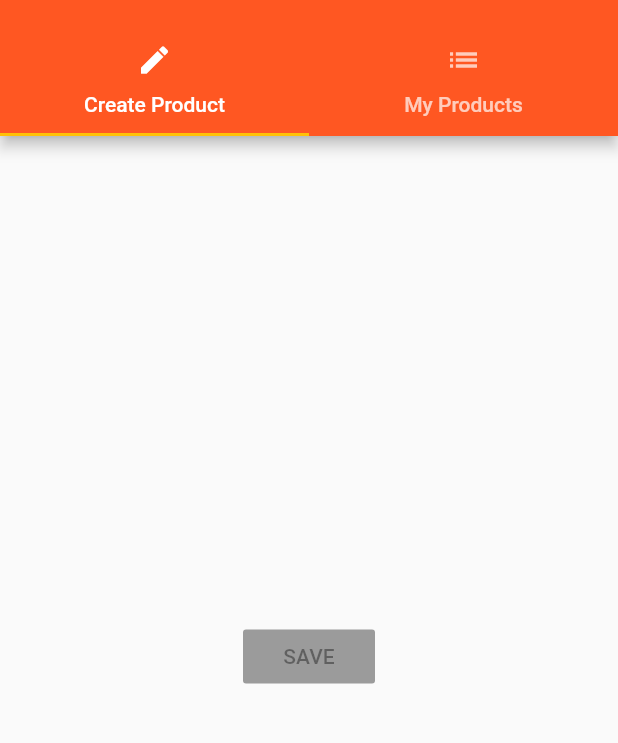
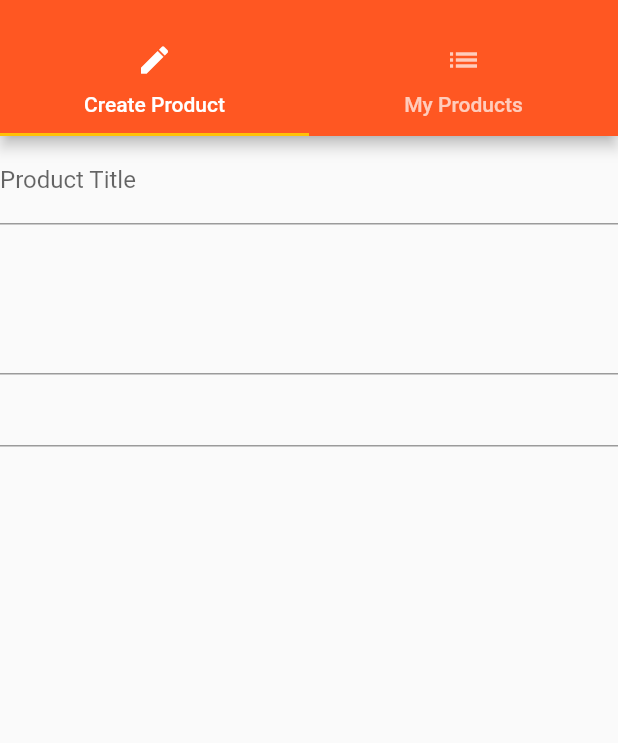
Before and after one commit to jar0m1r/flutplayground, a Flutter app: the ProductsAdminPage screen opened by its route, on a phone screen of 412 x 824 dp, the part 59-802 px from its top. Run offline on Flutter 3.47's test engine with Material 2 defaults, Android fonts, the phone set to English and light mode, and no system bars.

Commit message:
Add Product Create Page Fields

```diff
--- a/lib/pages/product_create.dart
+++ b/lib/pages/product_create.dart
@@ -1,23 +1,64 @@
 import 'package:flutter/material.dart';
 
-class ProductCreatePage extends StatelessWidget {
+class ProductCreatePage extends StatefulWidget {
+  @override
+  State<StatefulWidget> createState() {
+    return _ProductCreatePageState();
+  }
+}
+
+class _ProductCreatePageState extends State<ProductCreatePage> {
+  String titleValue = '';
+  String descriptionValue = '';
+  double priceValue;
 
   @override
   Widget build(BuildContext context) {
-    return Center(
-      child: RaisedButton(
-        child: Text('SAVE'),
-        onPressed: (){
-          showModalBottomSheet(
-            context: context,
-            builder: (BuildContext context){
-              return Center(
-                child: Text('This is a Modal!')
-              );
-            }
-          )
-        }
-      )
+    return Column(
+      children: <Widget>[
+        TextField(
+          decoration: InputDecoration(
+            labelText: 'Product Title',
+          ),
+          onChanged: (String value){
+            setState((){
+              titleValue = value;
+            });
+          }
+        ),
+        TextField(
+          maxLines: 4,
+          onChanged: (String value){
+            setState((){
+              descriptionValue = value;
+            });
+          }
+        ),
+        TextField(
+          keyboardType: TextInputType.number,
+          onChanged: (String value){
+            setState((){
+              priceValue = double.parse(value);
+            });
+          }
+        ),
+      ]
     );
   }
 }
+
+// return Center(
+//       child: RaisedButton(
+//         child: Text('SAVE'),
+//         onPressed: (){
+//           showModalBottomSheet(
+//             context: context,
+//             builder: (BuildContext context){
+//               return Center(
+//                 child: Text('This is a Modal!')
+//               );
+//             }
+//           )
+//         }
+//       )
+//     );
```
